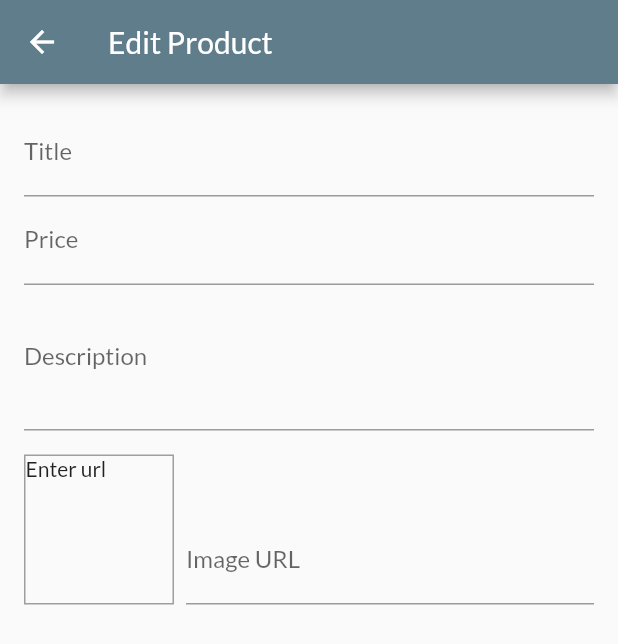
After one commit to TKisely/shop_app, a Flutter app: the EditProductScreen screen opened by its route, on a phone screen of 412 x 824 dp. The commit adds this screen. Shown: the top 644 px of the screen. Run offline on Flutter 3.47's test engine with Material 2 defaults, Android fonts, the phone set to English and light mode, and no system bars; network calls fail.

Commit message:
add product screen added

```diff
--- a/shop_app/lib/main.dart
+++ b/shop_app/lib/main.dart
@@ -4,6 +4,7 @@ import 'package:shop_app/providers/cart.dart';
 import 'package:shop_app/providers/orders.dart';
 import 'package:shop_app/providers/products.dart';
 import 'package:shop_app/screens/cart_screen.dart';
+import 'package:shop_app/screens/edit_product_screen.dart';
 import 'package:shop_app/screens/orders_screen.dart';
 import 'package:shop_app/screens/product_detail_screen.dart';
 import 'package:shop_app/screens/products_overview_screen.dart';
@@ -38,6 +39,7 @@ class MyApp extends StatelessWidget {
           CartScreen.routeName: (ctx) => CartScreen(),
           OrdersScreen.routeName: (ctx) => OrdersScreen(),
           UserProductsScreen.routeName: (ctx) => UserProductsScreen(),
+          EditProductScreen.routeName: (ctx) => EditProductScreen()
         },
       ),
     );
--- /dev/null
+++ b/shop_app/lib/screens/edit_product_screen.dart
@@ -0,0 +1,98 @@
+import 'package:flutter/material.dart';
+
+class EditProductScreen extends StatefulWidget {
+  const EditProductScreen({Key? key}) : super(key: key);
+  static const routeName = '/editscreen';
+
+  @override
+  _EditProductScreenState createState() => _EditProductScreenState();
+}
+
+class _EditProductScreenState extends State<EditProductScreen> {
+  final _imageUrlController = TextEditingController();
+  final _imageUrlFocusNode = FocusNode();
+
+  @override
+  void dispose() {
+    _imageUrlController.dispose();
+    _imageUrlFocusNode.dispose();
+    _imageUrlFocusNode.removeListener(_updateImageUrl);
+    super.dispose();
+  }
+
+  @override
+  void initState() {
+    _imageUrlFocusNode.addListener(_updateImageUrl);
+    super.initState();
+  }
+
+  void _updateImageUrl() {
+    if (!_imageUrlFocusNode.hasFocus) {
+      setState(() {});
+    }
+  }
+
+  @override
+  Widget build(BuildContext context) {
+    return Scaffold(
+      appBar: AppBar(
+        title: Text('Edit Product'),
+      ),
+      body: Padding(
+        padding: const EdgeInsets.all(16.0),
+        child: Form(
+          child: SingleChildScrollView(
+            child: Column(
+              children: [
+                TextFormField(
+                  decoration: InputDecoration(labelText: 'Title'),
+                  textInputAction: TextInputAction.next,
+                  //onFieldSubmitted : FocusScope
+                ),
+                TextFormField(
+                  decoration: InputDecoration(labelText: 'Price'),
+                  textInputAction: TextInputAction.next,
+                  keyboardType: TextInputType.number,
+                  //FocusNode not needed
+                ),
+                TextFormField(
+                  decoration: InputDecoration(labelText: 'Description'),
+                  maxLines: 3,
+                  keyboardType: TextInputType.multiline,
+                ),
+                Row(
+                  crossAxisAlignment: CrossAxisAlignment.end,
+                  children: [
+                    Container(
+                      child: _imageUrlController.text.isEmpty
+                          ? Text('Enter url')
+                          : FittedBox(
+                              child: Image.network(_imageUrlController.text),
+                            ),
+                      width: 100,
+                      height: 100,
+                      margin: EdgeInsets.only(top: 16, right: 8),
+                      decoration: BoxDecoration(
+                          border: Border.all(width: 1, color: Colors.grey)),
+                    ),
+                    Expanded(
+                        child: TextFormField(
+                      decoration: InputDecoration(labelText: 'Image URL'),
+                      keyboardType: TextInputType.url,
+                      textInputAction: TextInputAction.done,
+                      controller: _imageUrlController,
+                      focusNode: _imageUrlFocusNode,
+                      onEditingComplete: () {
+                        setState(() {});
+                      },
+                    )),
+                  ],
+                )
+              ],
+            ),
+          ),
+        ),
+      ),
+    );
+  }
+}
--- a/shop_app/lib/screens/user_products_screen.dart
+++ b/shop_app/lib/screens/user_products_screen.dart
@@ -1,6 +1,7 @@
 import 'package:flutter/material.dart';
 import 'package:provider/provider.dart';
 import 'package:shop_app/providers/products.dart';
+import 'package:shop_app/screens/edit_product_screen.dart';
 import 'package:shop_app/widgets/app_drawer.dart';
 import 'package:shop_app/widgets/user_product_item.dart';
 
@@ -14,7 +15,13 @@ class UserProductsScreen extends StatelessWidget {
     return Scaffold(
       appBar: AppBar(
         title: Text('Your products'),
-        actions: [IconButton(onPressed: () {}, icon: Icon(Icons.add))],
+        actions: [
+          IconButton(
+              onPressed: () {
+                Navigator.of(context).pushNamed(EditProductScreen.routeName);
+              },
+              icon: Icon(Icons.add))
+        ],
       ),
       body: ListView.builder(
           itemCount: productsData.items.length,
```
